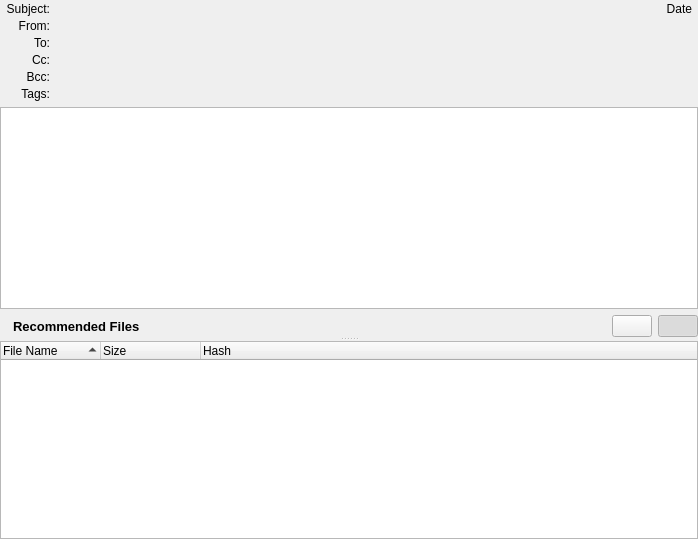
Before: the Qt Designer form retroshare-gui/src/gui/msgs/MessageWidget.ui in RetroShare/RetroShare, drawn with Qt 5.
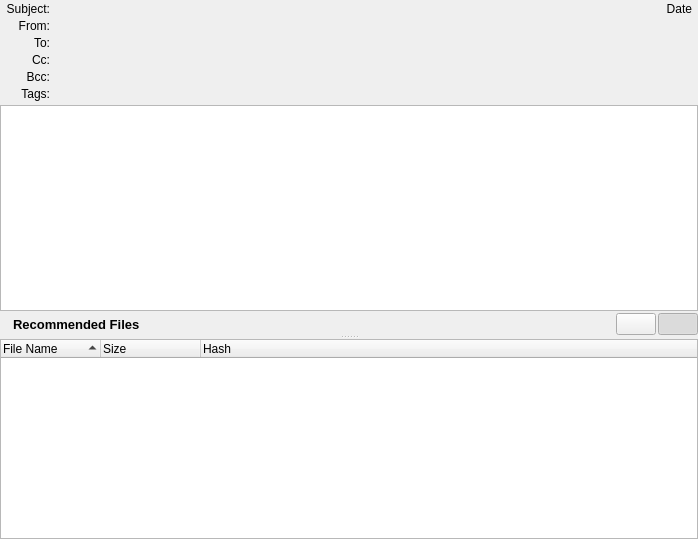
After: the same form once the commit is applied. Icons and pictures are not drawn. Custom widgets are drawn as their Qt base class.

Commit message: - Added blocking of embedded images (+ settings) to forums and messages - Added image support for forum messages - Renamed LinkTextBrowser to RSTextBrowser - Updated english translation

Patch:
```diff
--- a/retroshare-gui/src/gui/msgs/MessageWidget.ui
+++ b/retroshare-gui/src/gui/msgs/MessageWidget.ui
@@ -37,119 +37,11 @@
        <enum>Qt::Vertical</enum>
       </property>
       <widget class="QWidget" name="layoutWidget">
-       <layout class="QGridLayout" name="gridLayout_2">
-        <item row="1" column="0">
-         <widget class="QTextBrowser" name="msgText">
-          <property name="sizePolicy">
-           <sizepolicy hsizetype="Expanding" vsizetype="Expanding">
-            <horstretch>0</horstretch>
-            <verstretch>0</verstretch>
-           </sizepolicy>
-          </property>
-          <property name="openLinks">
-           <bool>false</bool>
-          </property>
-         </widget>
-        </item>
-        <item row="2" column="0">
-         <layout class="QHBoxLayout" name="_2">
-          <item>
-           <layout class="QGridLayout" name="_3">
-            <property name="margin">
-             <number>0</number>
-            </property>
-            <property name="spacing">
-             <number>6</number>
-            </property>
-            <item row="0" column="2">
-             <widget class="QLabel" name="label_6">
-              <property name="text">
-               <string/>
-              </property>
-              <property name="pixmap">
-               <pixmap resource="../images.qrc">:/images/attachment.png</pixmap>
-              </property>
-             </widget>
-            </item>
-            <item row="0" column="3">
-             <widget class="QLabel" name="label_2">
-              <property name="font">
-               <font>
-                <pointsize>10</pointsize>
-                <weight>75</weight>
-                <bold>true</bold>
-               </font>
-              </property>
-              <property name="text">
-               <string>Recommended Files</string>
-              </property>
-             </widget>
-            </item>
-            <item row="0" column="4">
-             <widget class="QLabel" name="filesText">
-              <property name="font">
-               <font>
-                <pointsize>10</pointsize>
-                <italic>true</italic>
-               </font>
-              </property>
-              <property name="text">
-               <string/>
-              </property>
-             </widget>
-            </item>
-           </layout>
-          </item>
-          <item>
-           <spacer>
-            <property name="orientation">
-             <enum>Qt::Horizontal</enum>
-            </property>
-            <property name="sizeHint" stdset="0">
-             <size>
-              <width>351</width>
-              <height>20</height>
-             </size>
-            </property>
-           </spacer>
-          </item>
-          <item>
-           <widget class="QPushButton" name="downloadButton">
-            <property name="focusPolicy">
-             <enum>Qt::NoFocus</enum>
-            </property>
-            <property name="toolTip">
-             <string>Download all Recommended Files</string>
-            </property>
-            <property name="icon">
-             <iconset resource="../images.qrc">
-              <normaloff>:/images/down.png</normaloff>:/images/down.png</iconset>
-            </property>
-           </widget>
-          </item>
-          <item>
-           <widget class="QPushButton" name="expandFilesButton">
-            <property name="focusPolicy">
-             <enum>Qt::NoFocus</enum>
-            </property>
-            <property name="text">
-             <string/>
-            </property>
-            <property name="icon">
-             <iconset resource="../images.qrc">
-              <normaloff>:/images/edit_remove24.png</normaloff>:/images/edit_remove24.png</iconset>
-            </property>
-            <property name="checkable">
-             <bool>true</bool>
-            </property>
-            <property name="checked">
-             <bool>true</bool>
-            </property>
-           </widget>
-          </item>
-         </layout>
-        </item>
-        <item row="0" column="0">
+       <layout class="QVBoxLayout" name="verticalLayout">
+        <property name="spacing">
+         <number>2</number>
+        </property>
+        <item>
          <layout class="QHBoxLayout" name="_4">
           <property name="leftMargin">
            <number>6</number>
@@ -434,6 +326,127 @@
           </item>
          </layout>
         </item>
+        <item>
+         <widget class="RSImageBlockWidget" name="imageBlockWidget" native="true">
+          <property name="sizePolicy">
+           <sizepolicy hsizetype="Preferred" vsizetype="Maximum">
+            <horstretch>0</horstretch>
+            <verstretch>0</verstretch>
+           </sizepolicy>
+          </property>
+         </widget>
+        </item>
+        <item>
+         <widget class="RSTextBrowser" name="msgText">
+          <property name="sizePolicy">
+           <sizepolicy hsizetype="Expanding" vsizetype="Expanding">
+            <horstretch>0</horstretch>
+            <verstretch>0</verstretch>
+           </sizepolicy>
+          </property>
+          <property name="openLinks">
+           <bool>false</bool>
+          </property>
+         </widget>
+        </item>
+        <item>
+         <layout class="QHBoxLayout" name="_2">
+          <item>
+           <layout class="QGridLayout" name="_3">
+            <property name="margin">
+             <number>0</number>
+            </property>
+            <property name="spacing">
+             <number>6</number>
+            </property>
+            <item row="0" column="2">
+             <widget class="QLabel" name="label_6">
+              <property name="text">
+               <string/>
+              </property>
+              <property name="pixmap">
+               <pixmap resource="../images.qrc">:/images/attachment.png</pixmap>
+              </property>
+             </widget>
+            </item>
+            <item row="0" column="3">
+             <widget class="QLabel" name="label_2">
+              <property name="font">
+               <font>
+                <pointsize>10</pointsize>
+                <weight>75</weight>
+                <bold>true</bold>
+               </font>
+              </property>
+              <property name="text">
+               <string>Recommended Files</string>
+              </property>
+             </widget>
+            </item>
+            <item row="0" column="4">
+             <widget class="QLabel" name="filesText">
+              <property name="font">
+               <font>
+                <pointsize>10</pointsize>
+                <italic>true</italic>
+               </font>
+              </property>
+              <property name="text">
+               <string/>
+              </property>
+             </widget>
+            </item>
+           </layout>
+          </item>
+          <item>
+           <spacer>
+            <property name="orientation">
+             <enum>Qt::Horizontal</enum>
+            </property>
+            <property name="sizeHint" stdset="0">
+             <size>
+              <width>351</width>
+              <height>20</height>
+             </size>
+            </property>
+           </spacer>
+          </item>
+          <item>
+           <widget class="QPushButton" name="downloadButton">
+            <property name="focusPolicy">
+             <enum>Qt::NoFocus</enum>
+            </property>
+            <property name="toolTip">
+             <string>Download all Recommended Files</string>
+            </property>
+            <property name="icon">
+             <iconset resource="../images.qrc">
+              <normaloff>:/images/down.png</normaloff>:/images/down.png</iconset>
+            </property>
+           </widget>
+          </item>
+          <item>
+           <widget class="QPushButton" name="expandFilesButton">
+            <property name="focusPolicy">
+             <enum>Qt::NoFocus</enum>
+            </property>
+            <property name="text">
+             <string/>
+            </property>
+            <property name="icon">
+             <iconset resource="../images.qrc">
+              <normaloff>:/images/edit_remove24.png</normaloff>:/images/edit_remove24.png</iconset>
+            </property>
+            <property name="checkable">
+             <bool>true</bool>
+            </property>
+            <property name="checked">
+             <bool>true</bool>
+            </property>
+           </widget>
+          </item>
+         </layout>
+        </item>
        </layout>
       </widget>
      </widget>
@@ -482,6 +495,19 @@
    </property>
   </action>
  </widget>
+ <customwidgets>
+  <customwidget>
+   <class>RSTextBrowser</class>
+   <extends>QTextBrowser</extends>
+   <header>gui/common/RSTextBrowser.h</header>
+  </customwidget>
+  <customwidget>
+   <class>RSImageBlockWidget</class>
+   <extends>QWidget</extends>
+   <header>gui/common/RSImageBlockWidget.h</header>
+   <container>1</container>
+  </customwidget>
+ </customwidgets>
  <resources>
   <include location="../images.qrc"/>
  </resources>
```
The commit also changes 30 other files.
